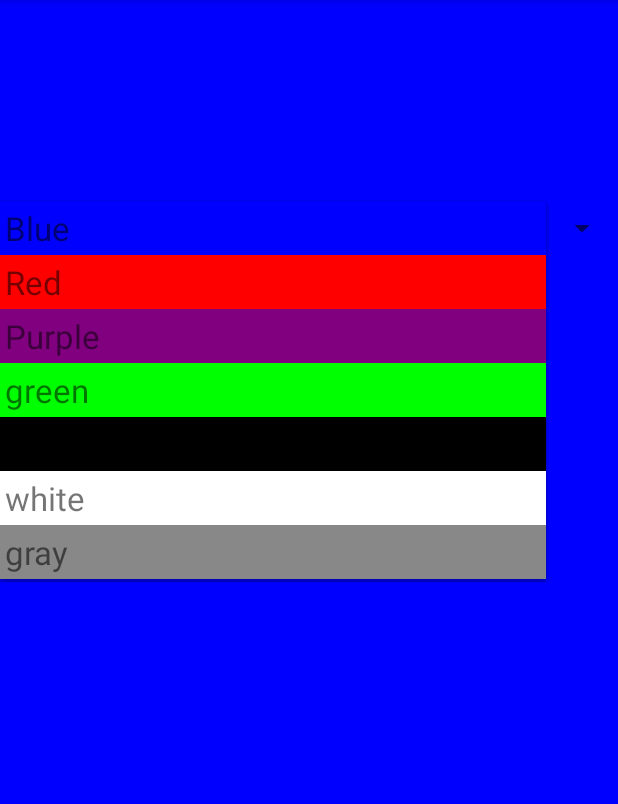
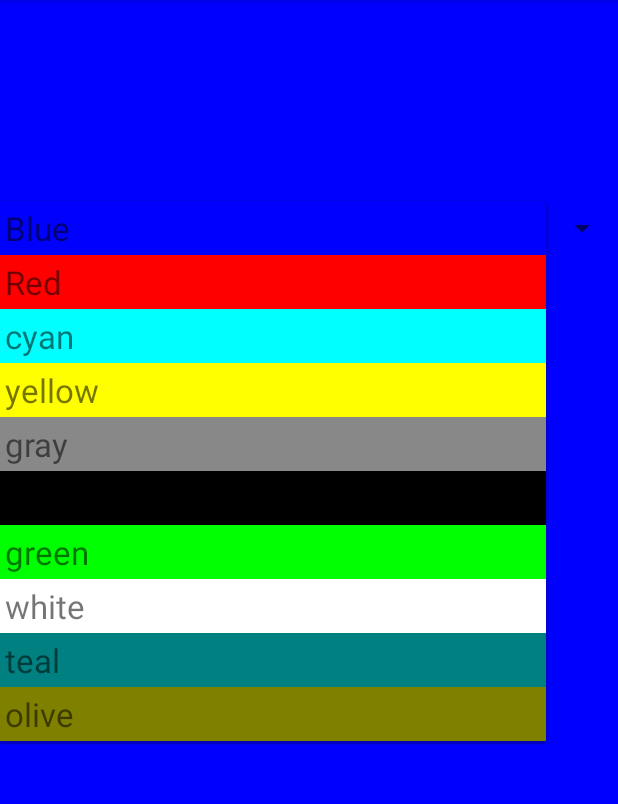
Before and after one commit to knoxyfresh/ColorApplication, an Android app: the screen it shows after launch (MainActivity), after a tap on "Blue", on a phone screen of 412 x 824 dp, the part 84-888 px from its top. Run offline under Robolectric (Android 15) with nearby library versions, the phone set to English and light mode, and no system bars.

Commit message:
Working colors

```diff
--- a/app/src/main/java/temple/edu/colorapplication/MainActivity.java
+++ b/app/src/main/java/temple/edu/colorapplication/MainActivity.java
@@ -23,7 +23,7 @@ public class MainActivity extends AppCompatActivity {
         setContentView(R.layout.activity_main);
 
         Spinner myspinner = findViewById(R.id.spinner);
-        String colors[] = {"Blue","Red","Purple","green","black","white","gray"};
+        String colors[] = {"Blue","Red","cyan","yellow","gray","black","green","white","teal","olive"};
         ColorAdapter ca = new ColorAdapter(MainActivity.this,colors);
 
         myspinner.setAdapter(ca);
@@ -31,6 +31,7 @@ public class MainActivity extends AppCompatActivity {
             @Override
             public void onItemSelected(AdapterView<?> adapterView, View view, int i, long l) {
             findViewById(R.id.mainlayout).setBackgroundColor(Color.parseColor(adapterView.getItemAtPosition(i).toString()));
+            view.setBackgroundColor(Color.parseColor("White"));
             }
 
             @Override
```
